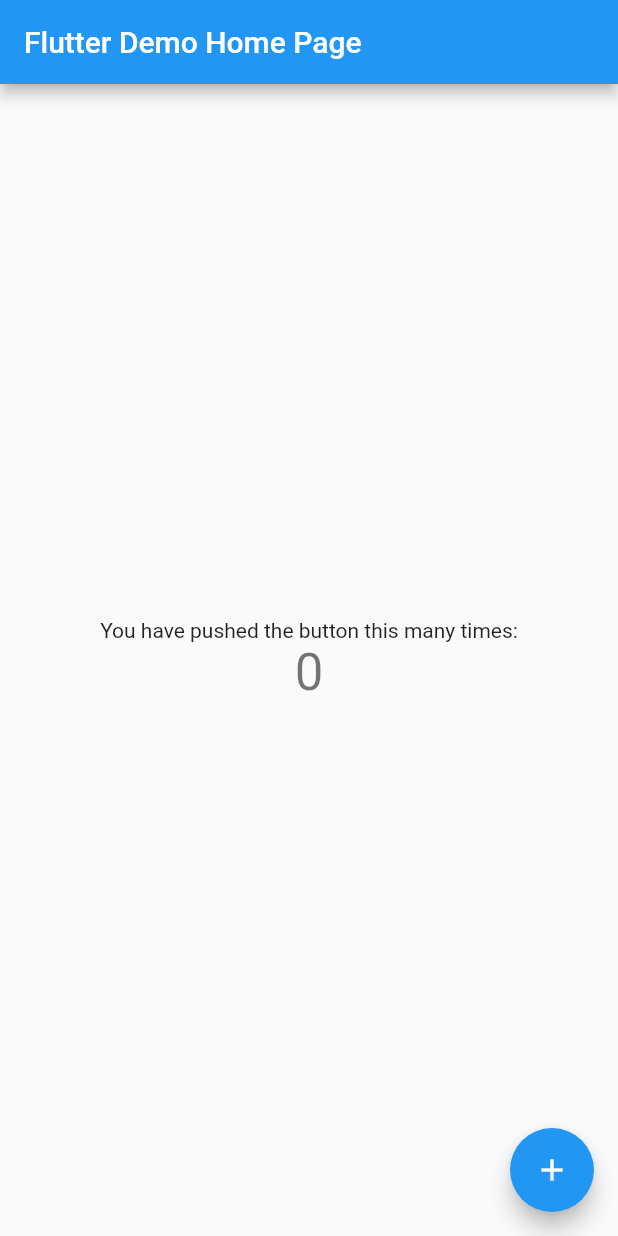
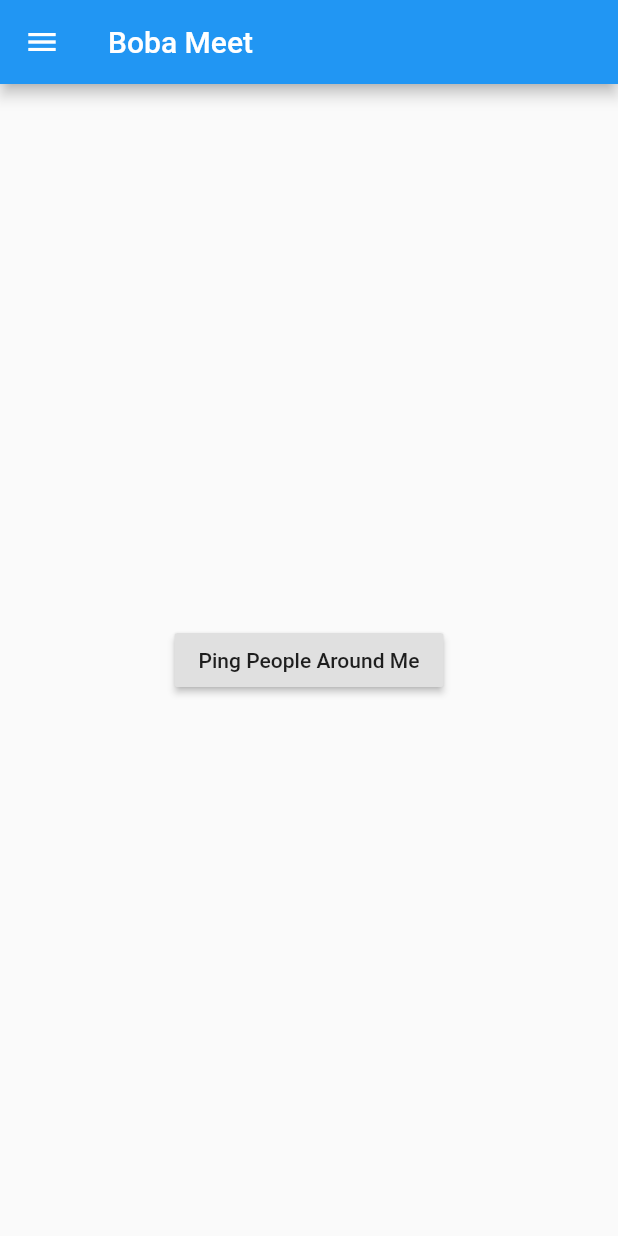
Before and after one commit to Charlie927/Boba-Meet, a Flutter app: the MyHomePage screen opened directly, on a phone screen of 412 x 824 dp. Run offline on Flutter 3.47's test engine with Material 2 defaults, Android fonts, the phone set to English and light mode, and no system bars; our stand-ins replace google_maps_flutter.

Commit message:
Added transition and drawer

```diff
--- a/lib/drawer.dart
+++ /dev/null
@@ -1,185 +0,0 @@
-import 'package:boba_meet/map_page.dart';
-import 'package:flutter/material.dart';
-
-void main() {
-  runApp(MapPage());
-}
-
-class MyApp extends StatelessWidget {
-  // This widget is the root of your application.
-  @override
-  Widget build(BuildContext context) {
-    return MaterialApp(
-      title: 'Flutter Demo',
-      theme: ThemeData(
-        // This is the theme of your application.
-        //
-        // Try running your application with "flutter run". You'll see the
-        // application has a blue toolbar. Then, without quitting the app, try
-        // changing the primarySwatch below to Colors.green and then invoke
-        // "hot reload" (press "r" in the console where you ran "flutter run",
-        // or simply save your changes to "hot reload" in a Flutter IDE).
-        // Notice that the counter didn't reset back to zero; the application
-        // is not restarted.
-        primarySwatch: Colors.blue,
-        // This makes the visual density adapt to the platform that you run
-        // the app on. For desktop platforms, the controls will be smaller and
-        // closer together (more dense) than on mobile platforms.
-        visualDensity: VisualDensity.adaptivePlatformDensity,
-      ),
-      home: MyHomePage(title: 'Flutter Demo Home Page'),
-    );
-  }
-}
-
-class MyHomePage extends StatefulWidget {
-  MyHomePage({Key key, this.title}) : super(key: key);
-
-  // This widget is the home page of your application. It is stateful, meaning
-  // that it has a State object (defined below) that contains fields that affect
-  // how it looks.
-
-  // This class is the configuration for the state. It holds the values (in this
-  // case the title) provided by the parent (in this case the App widget) and
-  // used by the build method of the State. Fields in a Widget subclass are
-  // always marked "final".
-
-  final String title;
-
-  @override
-  _MyHomePageState createState() => _MyHomePageState();
-}
-
-class _MyHomePageState extends State<MyHomePage> {
-  int _counter = 0;
-
-  void _incrementCounter() {
-    setState(() {
-      // This call to setState tells the Flutter framework that something has
-      // changed in this State, which causes it to rerun the build method below
-      // so that the display can reflect the updated values. If we changed
-      // _counter without calling setState(), then the build method would not be
-      // called again, and so nothing would appear to happen.
-      _counter++;
-    });
-  }
-
-  @override
-  Widget build(BuildContext context) {
-    // This method is rerun every time setState is called, for instance as done
-    // by the _incrementCounter method above.
-    //
-    // The Flutter framework has been optimized to make rerunning build methods
-    // fast, so that you can just rebuild anything that needs updating rather
-    // than having to individually change instances of widgets.
-    return Scaffold(
-      appBar: AppBar(
-        // Here we take the value from the MyHomePage object that was created by
-        // the App.build method, and use it to set our appbar title.
-        title: Text(widget.title),
-      ),
-      body: Center(
-        // Center is a layout widget. It takes a single child and positions it
-        // in the middle of the parent.
-        child: Column(
-          // Column is also a layout widget. It takes a list of children and
-          // arranges them vertically. By default, it sizes itself to fit its
-          // children horizontally, and tries to be as tall as its parent.
-          //
-          // Invoke "debug painting" (press "p" in the console, choose the
-          // "Toggle Debug Paint" action from the Flutter Inspector in Android
-          // Studio, or the "Toggle Debug Paint" command in Visual Studio Code)
-          // to see the wireframe for each widget.
-          //
-          // Column has various properties to control how it sizes itself and
-          // how it positions its children. Here we use mainAxisAlignment to
-          // center the children vertically; the main axis here is the vertical
-          // axis because Columns are vertical (the cross axis would be
-          // horizontal).
-          mainAxisAlignment: MainAxisAlignment.center,
-          children: <Widget>[
-            Text(
-              'You have pushed the button this many times:',
-            ),
-            Text(
-              '$_counter',
-              style: Theme.of(context).textTheme.headline4,
-            ),
-          ],
-        ),
-      ),
-      floatingActionButton: FloatingActionButton(
-        onPressed: _incrementCounter,
-        tooltip: 'Increment',
-        child: Icon(Icons.add),
-      ), // This trailing comma makes auto-formatting nicer for build methods.
-    );
-  }
-}
-
-class AppDrawer extends StatelessWidget {
-  final String title;
-
-  AppDrawer({Key key, this.title}) : super(key: key);
-
-  @override
-  Widget build(BuildContext context) {
-    return Scaffold(
-      appBar: AppBar(title: Text(title)),
-      body: Center(child: Text('My Page!')),
-      drawer: Drawer(
-        // Add a ListView to the drawer. This ensures the user can scroll
-        // through the options in the drawer if there isn't enough vertical
-        // space to fit everything.
-        child: ListView(
-          // Important: Remove any padding from the ListView.
-          padding: EdgeInsets.zero,
-          children: <Widget>[
-            DrawerHeader(
-              child: Text('Drawer Header'),
-              decoration: BoxDecoration(
-                color: Colors.blue,
-              ),
-            ),
-            ListTile(
-              title: Text('Messages'),
-              onTap: () {
-                // Update the state of the app
-                // ...
-                // Then close the drawer
-                Navigator.pop(context);
-              },
-            ),
-            ListTile(
-              title: Text('Notifications'),
-              onTap: () {
-                // Update the state of the app
-                // ...
-                // Then close the drawer
-                Navigator.pop(context);
-              },
-            ),
-            ListTile(
-              title: Text('Settings'),
-              onTap: () {
-                // Update the state of the app
-                // ...
-                // Then close the drawer
-                Navigator.pop(context);
-              },
-            ),
-            ListTile(
-              title: Text('Profile'),
-              onTap: () {
-                // Update the state of the app
-                // ...
-                // Then close the drawer
-                Navigator.pop(context);
-              },
-            ),
-          ],
-        ),
-      ),
-    );
-  }
-}
--- a/lib/main.dart
+++ b/lib/main.dart
@@ -2,7 +2,7 @@ import 'package:boba_meet/map_page.dart';
 import 'package:flutter/material.dart';
 
 void main() {
-  runApp(MapPage());
+  runApp(MyApp());
 }
 
 class MyApp extends StatelessWidget {
@@ -76,7 +76,7 @@ class _MyHomePageState extends State<MyHomePage> {
       appBar: AppBar(
         // Here we take the value from the MyHomePage object that was created by
         // the App.build method, and use it to set our appbar title.
-        title: Text(widget.title),
+        title: Text("Boba Meet"),
       ),
       body: Center(
         // Center is a layout widget. It takes a single child and positions it
@@ -98,21 +98,71 @@ class _MyHomePageState extends State<MyHomePage> {
           // horizontal).
           mainAxisAlignment: MainAxisAlignment.center,
           children: <Widget>[
-            Text(
-              'You have pushed the button this many times:',
-            ),
-            Text(
-              '$_counter',
-              style: Theme.of(context).textTheme.headline4,
+            RaisedButton(
+              onPressed: () {
+                Navigator.push(
+                  context,
+                  MaterialPageRoute(builder: (context) => MapPage()),
+                );
+              },
+              child: Text("Ping People Around Me"),
             ),
           ],
         ),
       ),
-      floatingActionButton: FloatingActionButton(
-        onPressed: _incrementCounter,
-        tooltip: 'Increment',
-        child: Icon(Icons.add),
-      ), // This trailing comma makes auto-formatting nicer for build methods.
+      drawer: Drawer(
+        // Add a ListView to the drawer. This ensures the user can scroll
+        // through the options in the drawer if there isn't enough vertical
+        // space to fit everything.
+        child: ListView(
+          // Important: Remove any padding from the ListView.
+          padding: EdgeInsets.zero,
+          children: <Widget>[
+            DrawerHeader(
+              child: Text('Drawer Header'),
+              decoration: BoxDecoration(
+                color: Colors.blue,
+              ),
+            ),
+            ListTile(
+              title: Text('Messages'),
+              onTap: () {
+                // Update the state of the app
+                // ...
+                // Then close the drawer
+                Navigator.pop(context);
+              },
+            ),
+            ListTile(
+              title: Text('Notifications'),
+              onTap: () {
+                // Update the state of the app
+                // ...
+                // Then close the drawer
+                Navigator.pop(context);
+              },
+            ),
+            ListTile(
+              title: Text('Settings'),
+              onTap: () {
+                // Update the state of the app
+                // ...
+                // Then close the drawer
+                Navigator.pop(context);
+              },
+            ),
+            ListTile(
+              title: Text('Profile'),
+              onTap: () {
+                // Update the state of the app
+                // ...
+                // Then close the drawer
+                Navigator.pop(context);
+              },
+            ),
+          ],
+        ),
+      ),
     );
   }
 }
--- a/lib/map_page.dart
+++ b/lib/map_page.dart
@@ -21,8 +21,10 @@ class _MapPageState extends State<MapPage> {
     return MaterialApp(
       home: Scaffold(
         appBar: AppBar(
+          leading: IconButton(icon:Icon(Icons.arrow_back),
+            onPressed:() => Navigator.pop(context, false),
+          ),
           title: Text('Select Range'),
-          backgroundColor: Colors.green[700],
         ),
         body: Column(
           children: [
```
